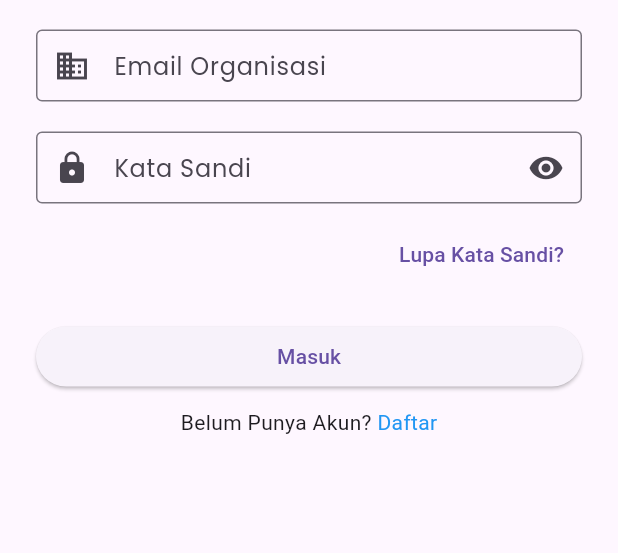
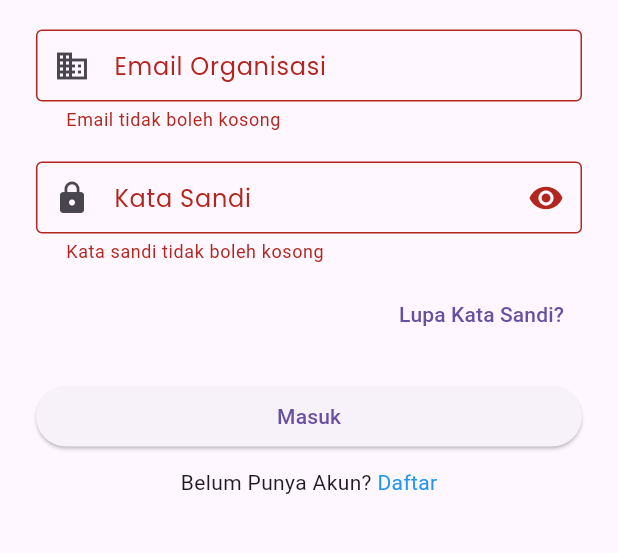
Before and after one commit to alfiantenggara/3RDProject-Temu, a Flutter app: the screen it shows after launch, after a tap on "Lewati", after a tap on "Organisasi", after a tap on "Masuk", on a phone screen of 412 x 824 dp, the part 164-717 px from its top. Run offline on Flutter 3.47's test engine with Material 3 defaults, Android fonts, the phone set to English and light mode, and no system bars; our stand-ins replace file_picker, flutter_secure_storage, google_fonts, lottie, open_file, smooth_page_indicator; missing offline and left inert: dart:html.

Commit message:
login beres

```diff
--- a/frontendtemu/lib/loginorganisasi.dart
+++ b/frontendtemu/lib/loginorganisasi.dart
@@ -1,14 +1,39 @@
 import 'package:flutter/material.dart';
 import 'package:google_fonts/google_fonts.dart';
+import 'service/auth_service.dart';
 
-class LoginOrganisasi extends StatelessWidget {
+class LoginOrganisasi extends StatefulWidget {
   const LoginOrganisasi({Key? key}) : super(key: key);
 
   @override
+  _LoginOrganisasiState createState() => _LoginOrganisasiState();
+}
+
+class _LoginOrganisasiState extends State<LoginOrganisasi> {
+  final _formKey = GlobalKey<FormState>();
+  final TextEditingController emailController = TextEditingController();
+  final TextEditingController kataSandiController = TextEditingController();
+  bool isObscure = true;
+
+  Future<void> login() async {
+    if (_formKey.currentState!.validate()) {
+      final email = emailController.text;
+      final password = kataSandiController.text;
+
+      print("Login attempt for $email");
+
+      final authService = AuthService();
+      bool success = await authService.login(email, password, context);
+      if (!success) {
+        ScaffoldMessenger.of(context).showSnackBar(
+          const SnackBar(content: Text('Login gagal, coba lagi.')),
+        );
+      }
+    }
+  }
+
+  @override
   Widget build(BuildContext context) {
-    final TextEditingController namaOrganisasiController = TextEditingController();
-    final TextEditingController kataSandiController = TextEditingController();
-
     return Scaffold(
       appBar: AppBar(
         leading: IconButton(
@@ -24,6 +49,8 @@ class LoginOrganisasi extends StatelessWidget {
       ),
       body: Padding(
         padding: const EdgeInsets.all(24.0),
+        child: Form(
+          key: _formKey,
           child: Column(
             crossAxisAlignment: CrossAxisAlignment.start,
             children: [
@@ -35,8 +62,8 @@ class LoginOrganisasi extends StatelessWidget {
                 ),
               ),
               const SizedBox(height: 20),
-            TextField(
-              controller: namaOrganisasiController,
+              TextFormField(
+                controller: emailController,
                 decoration: InputDecoration(
                   labelText: 'Email Organisasi',
                   labelStyle: GoogleFonts.poppins(),
@@ -44,12 +71,17 @@ class LoginOrganisasi extends StatelessWidget {
                   prefixIcon: const Icon(Icons.business),
                   contentPadding: const EdgeInsets.symmetric(horizontal: 16, vertical: 12),
                 ),
+                validator: (value) {
+                  if (value == null || value.isEmpty) {
+                    return 'Email tidak boleh kosong';
+                  }
+                  return null;
+                },
               ),
               const SizedBox(height: 20),
               StatefulBuilder(
                 builder: (context, setState) {
-                bool isObscure = true;
-                return TextField(
+                  return TextFormField(
                     controller: kataSandiController,
                     obscureText: isObscure,
                     decoration: InputDecoration(
@@ -67,6 +99,12 @@ class LoginOrganisasi extends StatelessWidget {
                       ),
                       contentPadding: const EdgeInsets.symmetric(horizontal: 16, vertical: 12),
                     ),
+                    validator: (value) {
+                      if (value == null || value.isEmpty) {
+                        return 'Kata sandi tidak boleh kosong';
+                      }
+                      return null;
+                    },
                   );
                 },
               ),
@@ -87,10 +125,7 @@ class LoginOrganisasi extends StatelessWidget {
               SizedBox(
                 width: double.infinity,
                 child: ElevatedButton(
-                onPressed: () {
-                  String namaOrganisasi = namaOrganisasiController.text;
-                  String kataSandi = kataSandiController.text;
-                },
+                  onPressed: login,
                   child: const Text('Masuk'),
                 ),
               ),
@@ -116,6 +151,7 @@ class LoginOrganisasi extends StatelessWidget {
             ],
           ),
         ),
+      ),
     );
   }
 }
@@ -134,7 +170,7 @@ class DaftarOrganisasi extends StatelessWidget {
     final TextEditingController tanggalLahirController = TextEditingController();
     final TextEditingController alamatLengkapController = TextEditingController();
     bool isAgreed = false;
-
+    bool isObscure = true;
     return Scaffold(
       appBar: AppBar(
         leading: IconButton(
@@ -209,7 +245,6 @@ class DaftarOrganisasi extends StatelessWidget {
             const SizedBox(height: 20),
             StatefulBuilder(
               builder: (context, setState) {
-                bool isObscure = true;
                 return TextField(
                   controller: kataSandiController,
                   obscureText: isObscure,
```
Also changed, not shown: frontendtemu/lib/service/auth_service.dart (+12 -13 lines). Lines whose indentation alone changed are shown as unchanged.
